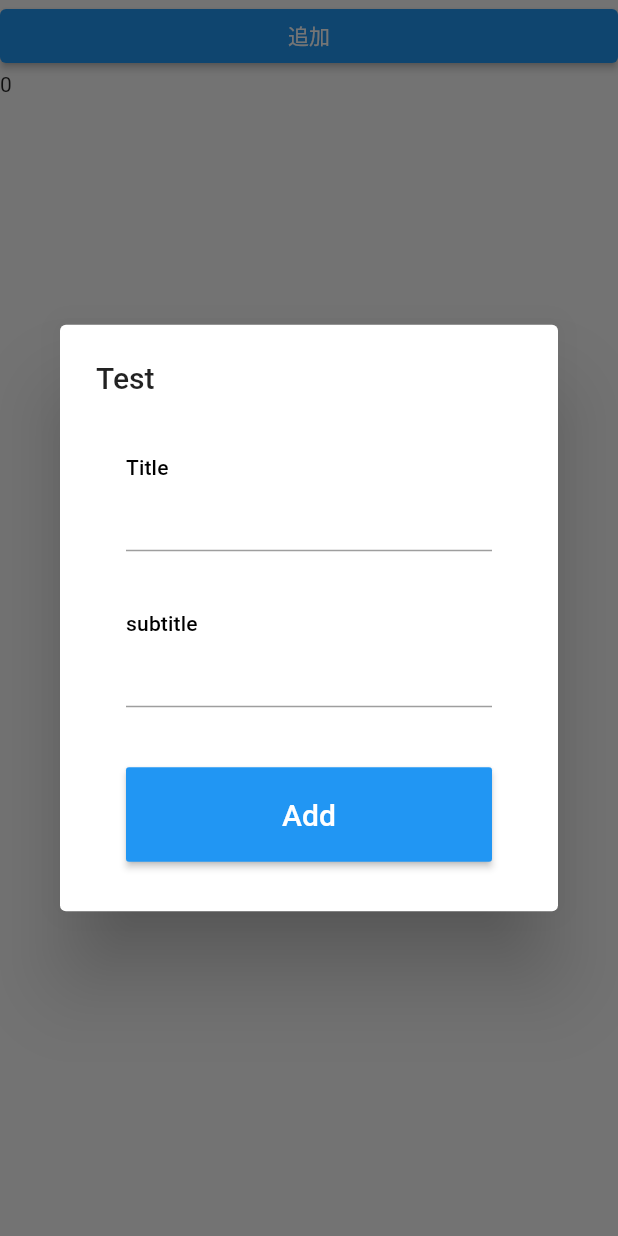
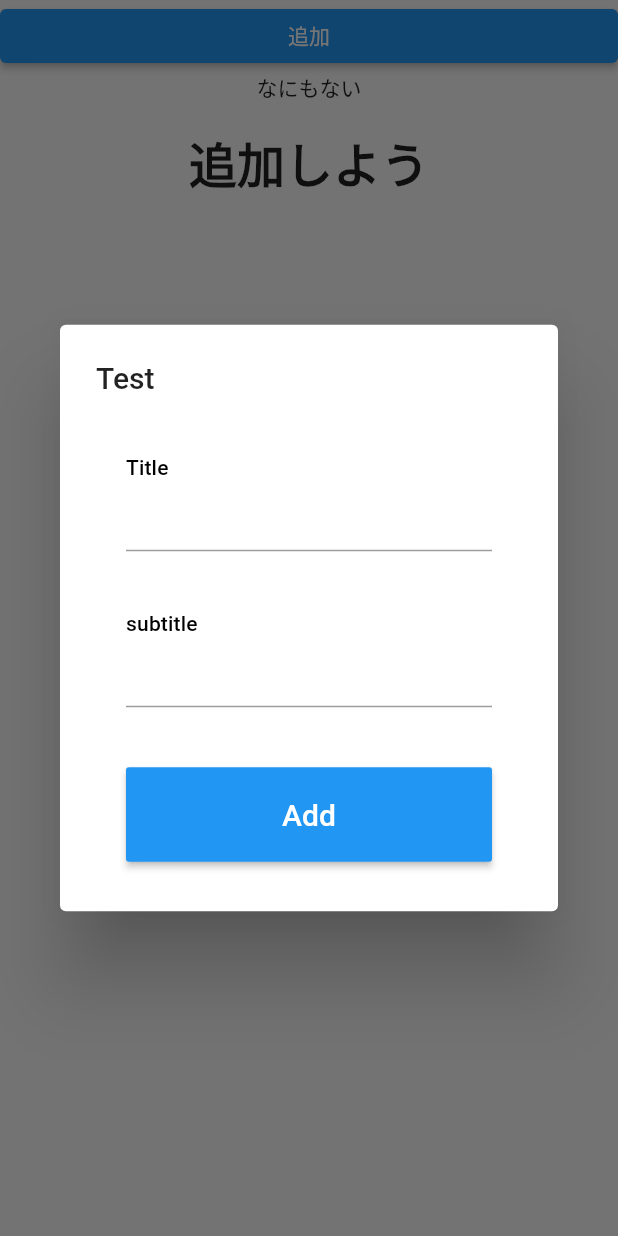
Before and after one commit to Met486/task_schedule_app, a Flutter app: the MicroTaskListView widget shown alone on an empty page, opened directly, after a tap on "追加", on a phone screen of 412 x 824 dp. Run offline on Flutter 3.47's test engine with Material 2 defaults, Android fonts, the light colour scheme and no system bars; our stand-ins replace flutter_riverpod, sqflite; accounts and stored records are empty.

Commit message:
更新以外完了。

```diff
--- a/lib/add_dialog/add_dialog.dart
+++ b/lib/add_dialog/add_dialog.dart
@@ -1,7 +1,7 @@
 import 'package:flutter/material.dart';
 import 'package:flutter_riverpod/all.dart';
+import 'package:task_schedule_app/main.dart';
 import 'package:task_schedule_app/task.dart';
-import 'package:task_schedule_app/task_view_model/task_view_model.dart';
 
 class AddDialog extends StatefulWidget {
   final String param;
@@ -23,32 +23,44 @@ class _AddDialogState extends State<AddDialog> {
       width: 300,
       height: 300,
       child: Consumer(
-        builder: (context, viewModel, _) {
+        //builder: (context, viewModel, _) {
+        builder: (context, watch, child) {
           return ListView(
             children: <Widget>[
               _buildInputField(
                 context,
                 title: 'Title',
+                textEditingController:
+                    watch(taskViewProviderFamily(widget.param)).titleController,
                 //textEditingController: viewModel.titleController,
-                textEditingController: TaskViewModel('1').titleController,
+                //textEditingController: TaskViewModel('1').titleController,
 
                 errorText:
-                    //   viewModel.validateTitle ? viewModel.strValidateTitle : null,
-                    TaskViewModel('1').validateTitle
-                        ? TaskViewModel('1').strValidateTitle
+                    watch(taskViewProviderFamily(widget.param)).validateTitle
+                        ? watch(taskViewProviderFamily(widget.param))
+                            .strValidateTitle
                         : null,
+                //   viewModel.validateTitle ? viewModel.strValidateTitle : null,
+//                    TaskViewModel('1').validateTitle
+//                        ? TaskViewModel('1').strValidateTitle
+//                        : null,
                 didChanged: (_) {
+                  watch(taskViewProviderFamily(widget.param))
+                      .updateValidateTitle();
                   //viewModel.updateValidateTitle();
-                  TaskViewModel('1').updateValidateTitle();
+                  //TaskViewModel('1').updateValidateTitle();
                 },
               ),
               _buildInputField(
                 context,
                 title: 'subtitle',
-                textEditingController: TaskViewModel('1').subtitleController,
+                textEditingController:
+                    watch(taskViewProviderFamily(widget.param))
+                        .subtitleController,
+                //textEditingController: TaskViewModel('1').subtitleController,
                 errorText: null,
               ),
-              _buildAddButton(context),
+              _buildAddButton(context, watch),
             ],
           );
         },
@@ -60,11 +72,13 @@ class _AddDialogState extends State<AddDialog> {
     return widget.editTask != null;
   }
 
-  void tapAddButton(BuildContext context) {
+  void tapAddButton(BuildContext context, watch) {
     //final viewModel = Provider.of<TaskViewModel>(context, listen: false);
 
     //final viewModel = StateNotifierProvider((ref) => TaskViewModel('1'));
-    final viewModel = TaskViewModel(widget.param);
+    //final viewModel = TaskViewModel(widget.param);
+    final viewModel = watch(taskViewProviderFamily(widget.param));
+    print(taskViewProviderFamily(widget.param));
 
     viewModel.setValidateTitle(true);
 
@@ -113,11 +127,11 @@ class _AddDialogState extends State<AddDialog> {
     );
   }
 
-  Widget _buildAddButton(BuildContext context) {
+  Widget _buildAddButton(BuildContext context, watch) {
     return Padding(
       padding: const EdgeInsets.all(20),
       child: RaisedButton(
-        onPressed: () => tapAddButton(context),
+        onPressed: () => tapAddButton(context, watch),
         color: Theme.of(context).primaryColor,
         padding: const EdgeInsets.all(20),
         child: Center(
--- a/lib/micro_task_view_model/micro_task_list_view.dart
+++ b/lib/micro_task_view_model/micro_task_list_view.dart
@@ -57,23 +57,26 @@ class _MicroTaskListViewState extends State<MicroTaskListView> {
           //if (watch(taskFamily('1'))) {
           print(
               'taskFamily(1).tasks.isEmpty : ${watch(taskFamily('1')).tasks.isEmpty}');
-          if (watch(taskFamily('1')).tasks.isEmpty) {
+          if (watch(taskViewProviderFamily(widget.param)).tasks.isEmpty) {
+            //if (watch(taskFamily('1')).tasks.isEmpty) {
             //if (taskViewModel.tasks.isEmpty) {
             //todo
             // if (TaskViewModel('1').tasks.isEmpty) {
             //if (taskViewModel[].tasks.isEmpty) {
-            // return _emptyView();
-            return Text(
-                '${watch(taskViewProviderFamily(widget.param)).tasks.length}');
+            return _emptyView();
+//            return Text(
+//                '${watch(taskViewProviderFamily(widget.param)).tasks.length}');
           }
           return SizedBox(
-            height: MediaQuery.of(context).size.height,
-            child: ListView.separated(
+              height: MediaQuery.of(context).size.height,
+              child: ListView.separated(
                 padding: EdgeInsets.zero,
                 itemBuilder: (context, index) {
                   print("アイテムを表示 widget.param ${widget.param}"); //todo
                   //final task = TaskViewModel(widget.param).tasks[index];
-                  final task = watch(taskFamily('1')).tasks[index];
+                  final task =
+                      watch(taskViewProviderFamily(widget.param)).tasks[index];
+                  //final task = watch(taskFamily('1')).tasks[index];
                   //final task = TaskViewModel('1').tasks[index];
                   //final task = taskViewModel.tasks[index];
                   //var task = taskViewModel.tasks[index];
@@ -81,11 +84,16 @@ class _MicroTaskListViewState extends State<MicroTaskListView> {
                     key: UniqueKey(),
                     onDismissed: (direction) {
                       if (direction == DismissDirection.endToStart) {
+                        watch(taskViewProviderFamily(widget.param))
+                            .deleteTask(index, task.id);
                         //TaskViewModel('1').deleteTask(index, task.id);
-                        taskViewModel.deleteTask(index, task.id);
+                        //taskViewModel.deleteTask(index, task.id);
+
                       } else {
+                        watch(taskViewProviderFamily(widget.param))
+                            .toggleDone(index, true);
                         //TaskViewModel('1').toggleDone(index, true);
-                        taskViewModel.toggleDone(index, true);
+                        //taskViewModel.toggleDone(index, true);
                       }
                     },
                     background: _buildDismissibleBackgroundContainer(false),
@@ -101,6 +109,7 @@ class _MicroTaskListViewState extends State<MicroTaskListView> {
                                 title: Text('Test'),
                                 content: AddDialog(
                                   param: widget.param,
+                                  editTask: task,
                                 ),
                               );
                             });
@@ -108,10 +117,12 @@ class _MicroTaskListViewState extends State<MicroTaskListView> {
                     ),
                   );
                 },
+                itemCount:
+                    watch(taskViewProviderFamily(widget.param)).tasks.length,
                 separatorBuilder: (_, __) => const Divider(),
                 //itemCount: TaskViewModel('1').tasks.length //todo
-                itemCount: taskViewModel.tasks.length),
-          );
+                //itemCount: taskViewModel.tasks.length),
+              ));
         }),
       ],
     );
```
